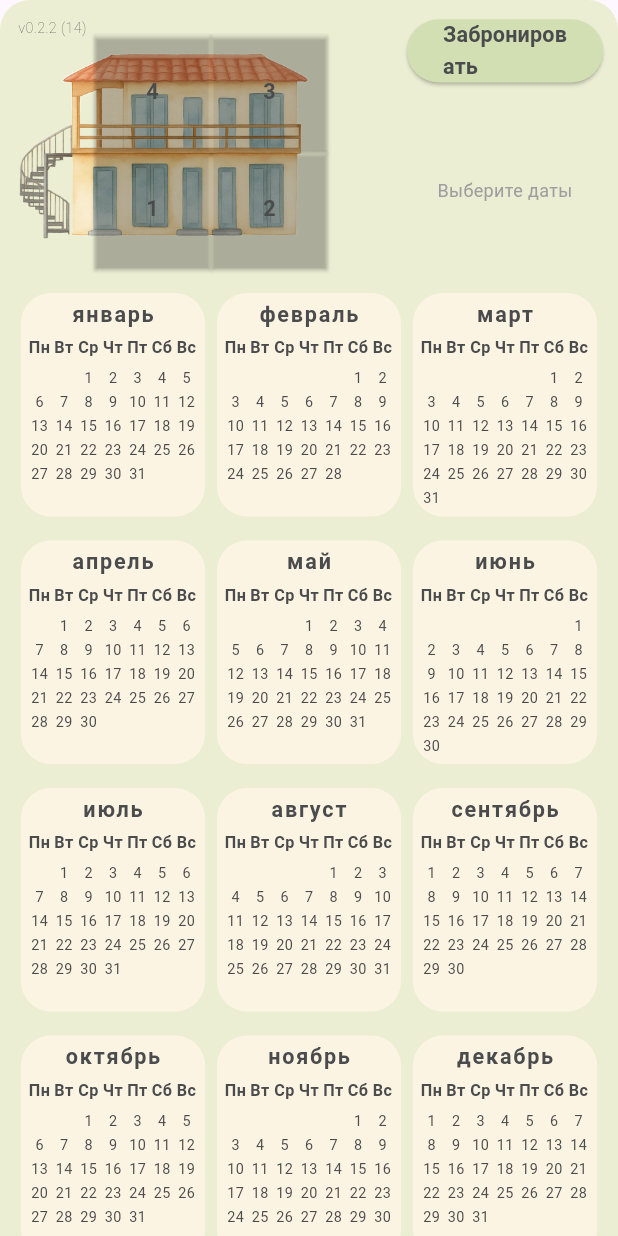
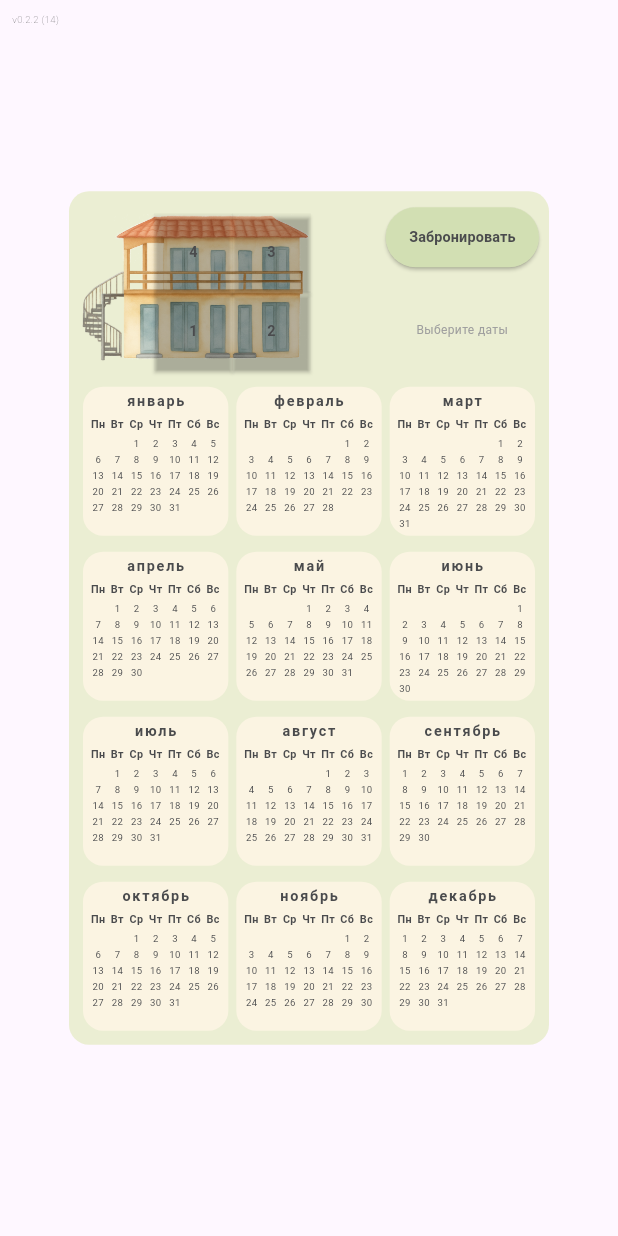
Before and after one commit to chagin0leg/room_ranger, a Flutter app: the screen it shows after launch, on a phone screen of 412 x 824 dp. Run offline on Flutter 3.47's test engine with Material 3 defaults, Android fonts, the light colour scheme and no system bars; our stand-ins replace package_info_plus.

Commit message:
fix: replace fixed sizes with relative units for calendar cells and booking buttons

```diff
--- a/lib/main.dart
+++ b/lib/main.dart
@@ -38,7 +38,7 @@ class _CalendarCellState extends State<CalendarCell> {
         mainAxisAlignment: MainAxisAlignment.spaceEvenly,
         children: ['Пн', 'Вт', 'Ср', 'Чт', 'Пт', 'Сб', 'Вс']
             .map((day) => SizedBox.square(
-                dimension: 16,
+                dimension: calendarCellDimension,
                 child: Text(
                   day,
                   textAlign: TextAlign.center,
@@ -78,8 +78,8 @@ class _CalendarCellState extends State<CalendarCell> {
         alignment: Alignment.center,
         children: [
           Container(
-            width: 16,
-            height: 16,
+            width: calendarCellDimension,
+            height: calendarCellDimension,
             decoration: BoxDecoration(
               shape: BoxShape.circle,
               color: Color(color),
@@ -104,7 +104,7 @@ class _CalendarCellState extends State<CalendarCell> {
             children: List.generate(7, (dayIndex) {
               final dayNumber = week * 7 + dayIndex - firstWeekday + 2;
               return (dayNumber < 1 || dayNumber > daysInMonth)
-                  ? const SizedBox.square(dimension: 16)
+                  ? SizedBox.square(dimension: calendarCellDimension)
                   : _buildDayNumber(dayNumber);
             }),
           ),
@@ -119,9 +119,9 @@ class _CalendarCellState extends State<CalendarCell> {
     final firstWeekday = firstDayOfMonth.weekday;
 
     return Container(
-      padding: const EdgeInsets.all(4),
+      padding: EdgeInsets.all(calendarCellMargin),
       child: Column(
-        spacing: 4,
+        spacing: calendarCellSpacing,
         crossAxisAlignment: CrossAxisAlignment.center,
         mainAxisSize: MainAxisSize.min,
         children: [
@@ -160,10 +160,11 @@ class TableContainer extends StatelessWidget {
                     final monthIndex = rowIndex * 3 + colIndex;
                     return Expanded(
                       child: Container(
-                        margin: const EdgeInsets.all(4),
+                        margin: EdgeInsets.all(calendarCellMargin),
                         decoration: BoxDecoration(
                           color: colorTableCell,
-                          borderRadius: BorderRadius.circular(20),
+                          borderRadius:
+                              BorderRadius.circular(calendarCellBorderRadius),
                         ),
                         child: CalendarCell(
                           month: monthIndex + 1,
@@ -175,7 +176,7 @@ class TableContainer extends StatelessWidget {
                     );
                   }),
                 ),
-                if (rowIndex < 3) const SizedBox(height: 8),
+                if (rowIndex < 3) SizedBox(height: calendarRowSpacing),
               ],
             );
           }),
@@ -230,22 +231,21 @@ class _BookingButtonContainerState extends State<BookingButtonContainer> {
         ),
         Expanded(
           child: Column(
-            spacing: 4,
+            spacing: calendarCellSpacing,
             mainAxisAlignment: MainAxisAlignment.center,
             crossAxisAlignment: CrossAxisAlignment.stretch,
             children: [
               ElevatedButton(
                 onPressed: () async {
                   final message = buildTelegramBookingMessage(
-                    selectedDays: widget.selectedDays,
-                    selectedMonth: widget.selectedMonth,
-                  );
+                      selectedDays: widget.selectedDays,
+                      selectedMonth: widget.selectedMonth);
                   await sendTelegramBookingMessage(message);
                 },
                 style: ElevatedButton.styleFrom(
-                  backgroundColor: colorButtonBg,
-                  foregroundColor: colorButtonFg,
-                ),
+                    backgroundColor: colorButtonBg,
+                    foregroundColor: colorButtonFg,
+                    padding: const EdgeInsets.all(0)),
                 child: const Text('Забронировать', style: buttonTextStyle),
               ),
               Expanded(
@@ -255,7 +255,8 @@ class _BookingButtonContainerState extends State<BookingButtonContainer> {
                     maxLines: 3,
                     softWrap: true,
                     textAlign: TextAlign.center,
-                    style: const TextStyle(fontSize: 12, color: Colors.grey),
+                    style: const TextStyle(
+                        fontSize: bookingButtonFontSize, color: Colors.grey),
                     (widget.selectedDays.isEmpty)
                         ? 'Выберите даты'
                         : formatBookingDatesText(
@@ -278,7 +279,8 @@ class _BookingButtonContainerState extends State<BookingButtonContainer> {
       style: ElevatedButton.styleFrom(
         backgroundColor: _pickedRoom == i ? colorButtonBg : Colors.transparent,
         shape: RoundedRectangleBorder(borderRadius: BorderRadius.circular(0)),
-        minimumSize: const Size.square(78),
+        minimumSize: const Size.square(roomButtonSize),
+        padding: const EdgeInsets.all(0),
       ),
       child: Text(i.toString(), style: buttonTextStyle),
     );
@@ -329,12 +331,12 @@ class _BookingContainerState extends State<BookingContainer> {
   @override
   Widget build(BuildContext context) {
     return Container(
-      padding: const EdgeInsets.all(10),
+      padding: EdgeInsets.all(bookingContainerPadding),
       width: baseWidth,
       height: baseHeight,
       decoration: BoxDecoration(
         color: colorBookingBg,
-        borderRadius: BorderRadius.circular(20),
+        borderRadius: BorderRadius.circular(bookingContainerBorderRadius),
       ),
       alignment: Alignment.center,
       child: Column(
@@ -401,7 +403,8 @@ class _MainAppState extends State<MainApp> {
             Align(
               alignment: Alignment.topLeft,
               child: Padding(
-                padding: const EdgeInsets.only(left: 12, top: 12),
+                padding:
+                    EdgeInsets.only(left: versionPadding, top: versionPadding),
                 child: Text(_appVersion, style: versionTextStyle),
               ),
             ),
--- a/lib/utils/styles.dart
+++ b/lib/utils/styles.dart
@@ -1,6 +1,6 @@
 import 'package:flutter/material.dart';
 
-const double baseWidth = 480;
+const double baseWidth = 320;
 const double aspectRatio = 16 / 9;
 // const double aspectRatio = 85.6 / 53.98;
 const double baseHeight = baseWidth * aspectRatio;
@@ -38,3 +38,19 @@ const versionTextStyle = TextStyle(
   fontWeight: FontWeight.w100,
   color: colorButtonFg,
 );
+
+// ========== RELATIVE SIZES ============= //
+
+// Размеры для ячеек календаря и других элементов
+const double calendarCellDimension = baseWidth / 30; // ~16 при 480px
+const double calendarCellMargin = baseWidth / 120; // ~4 при 480px
+const double calendarCellBorderRadius = baseWidth / 24; // ~20 при 480px
+const double calendarCellSpacing = baseWidth / 120; // ~4 при 480px
+const double calendarRowSpacing = baseWidth / 60; // ~8 при 480px
+const double bookingContainerPadding = baseWidth / 48; // ~10 при 480px
+const double versionPadding = baseWidth / 40; // ~12 при 480px
+const double roomButtonSize = baseWidth / 6.15; // ~78 при 480px
+const double bookingContainerBorderRadius = baseWidth / 24; // ~20 при 480px
+const double bookingButtonFontSize = baseWidth / 40; // ~12 при 480px
+
+// ========== END RELATIVE SIZES ========== //
```
